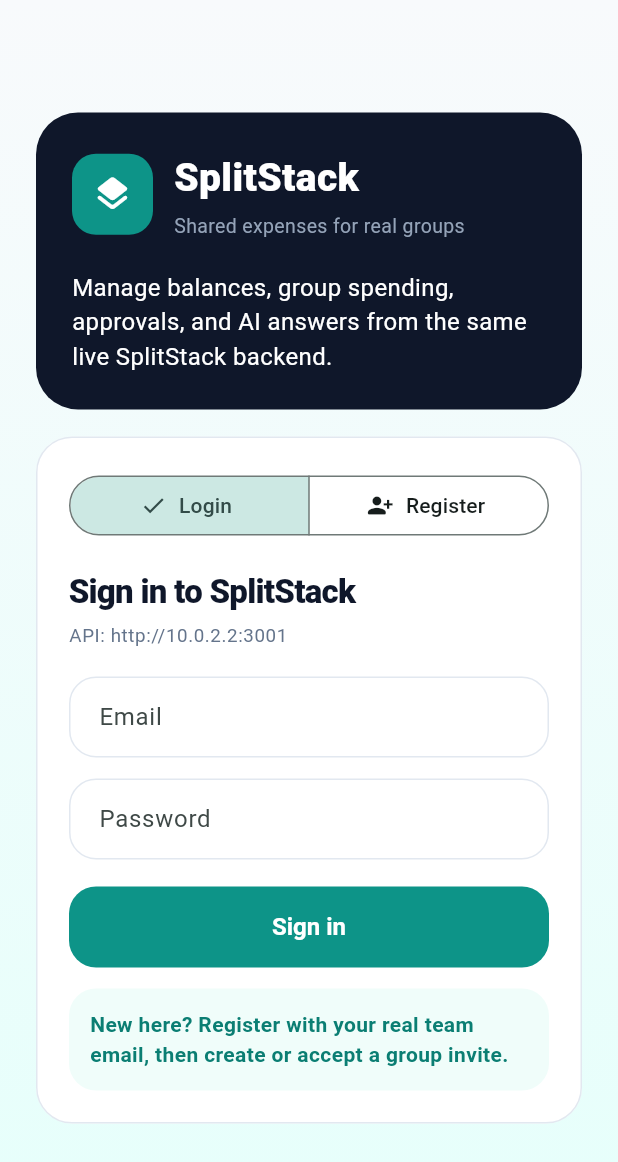
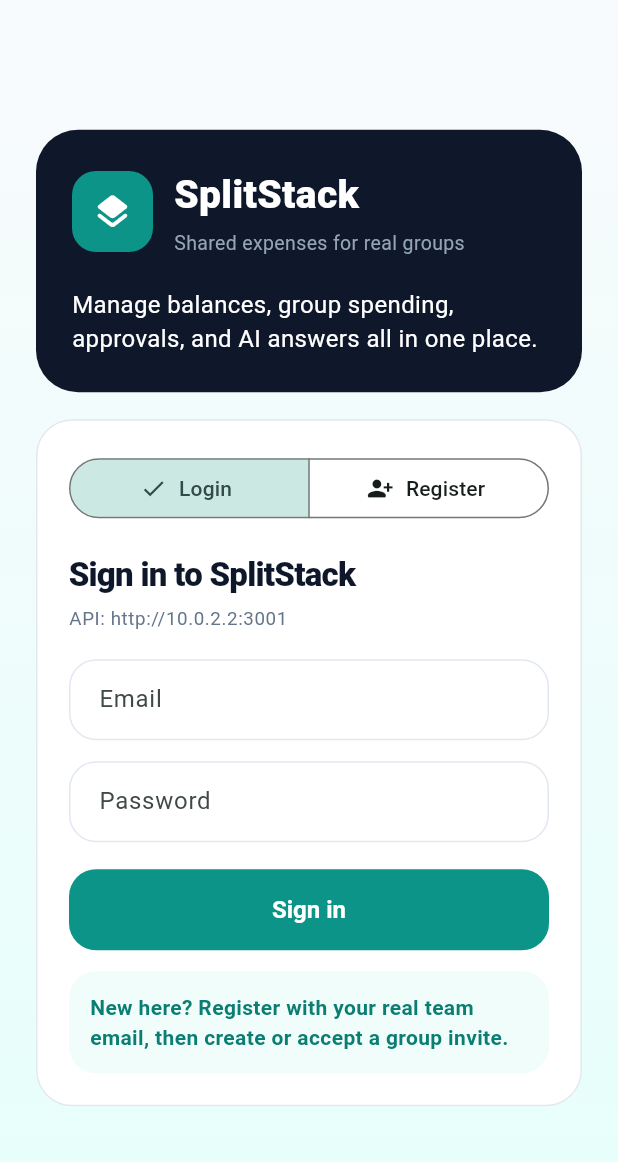
Before and after one commit to JuneauPlayz/cs4800-project, a Flutter app: the screen it shows after launch, on a phone screen of 412 x 824 dp. Shown: the top 1162 px of the screen. Run offline on Flutter 3.47's test engine with Material 3 defaults, Android fonts, the phone set to English and light mode, and no system bars; our stand-ins replace flutter_secure_storage, image_picker; missing offline and left inert: dart:js_interop, google_mlkit_text_recognition; accounts and stored records are empty.

Commit message:
Refine login description copy

```diff
--- a/mobile-app/lib/src/ui/auth_screen.dart
+++ b/mobile-app/lib/src/ui/auth_screen.dart
@@ -90,7 +90,7 @@ class _AuthScreenState extends State<AuthScreen> {
                           _AuthBrand(),
                           SizedBox(height: 20),
                           Text(
-                            'Manage balances, group spending, approvals, and AI answers from the same live SplitStack backend.',
+                            'Manage balances, group spending, approvals, and AI answers all in one place.',
                             style: TextStyle(
                               color: Colors.white,
                               fontSize: 16,
```
